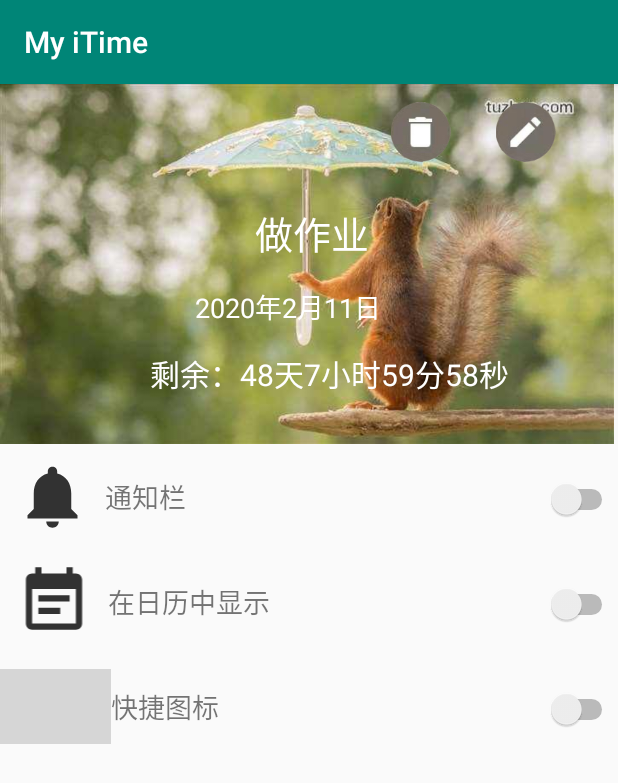
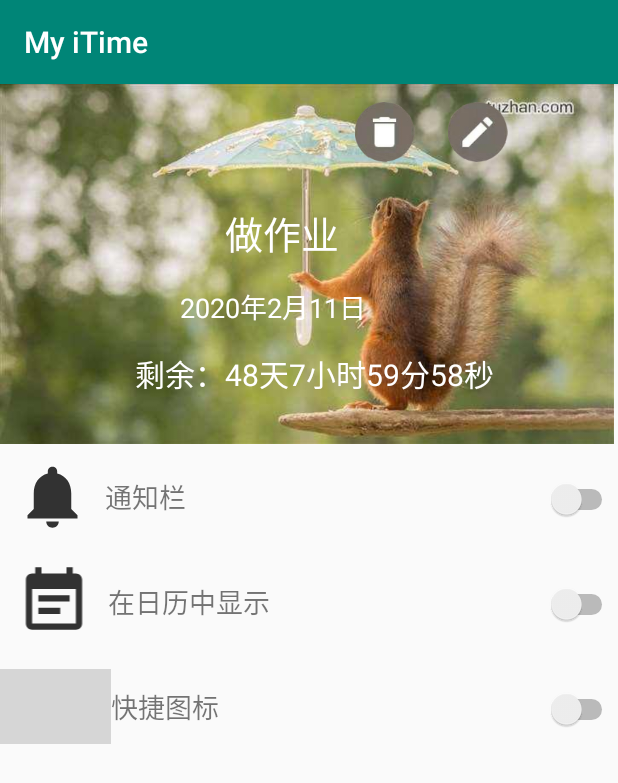
Before and after one commit to Nancyfighting/iTime_lxx_final, an Android app: the ShowActivity screen opened directly, with no data from a screen before it, on a phone screen of 412 x 824 dp. Shown: the top 783 px of the screen. Run offline under Robolectric (Android 15) with nearby library versions, the phone set to English and light mode, and no system bars; grey boxes are pictures that could not be loaded.

Commit message:
最终优化版本 ！

```diff
--- a/app/src/main/res/layout/activity_add.xml
+++ b/app/src/main/res/layout/activity_add.xml
@@ -79,7 +79,7 @@
             android:layout_marginTop="12dp"
             android:layout_marginEnd="10dp"
             android:layout_marginRight="10dp"
-            android:background="#03A9F4"
+            android:background="#00441717"
             app:layout_constraintEnd_toEndOf="parent"
             app:layout_constraintTop_toTopOf="parent"
             app:srcCompat="@drawable/ic_ok" />
--- a/app/src/main/res/layout/activity_show.xml
+++ b/app/src/main/res/layout/activity_show.xml
@@ -17,8 +17,8 @@
             android:id="@+id/imageView_delete"
             android:layout_width="wrap_content"
             android:layout_height="40dp"
-            android:layout_marginEnd="16dp"
-            android:layout_marginRight="16dp"
+            android:layout_marginEnd="8dp"
+            android:layout_marginRight="8dp"
             app:layout_constraintBottom_toBottomOf="@+id/imageView_edit"
             app:layout_constraintEnd_toStartOf="@+id/imageView_edit"
             app:srcCompat="@drawable/ic_delete"
@@ -29,8 +29,8 @@
             android:layout_width="wrap_content"
             android:layout_height="40dp"
             android:layout_marginTop="12dp"
-            android:layout_marginEnd="32dp"
-            android:layout_marginRight="32dp"
+            android:layout_marginEnd="64dp"
+            android:layout_marginRight="64dp"
             app:layout_constraintEnd_toEndOf="parent"
             app:layout_constraintTop_toTopOf="parent"
             app:srcCompat="@drawable/ic_edit" />
@@ -39,8 +39,8 @@
             android:id="@+id/textView_title_show"
             android:layout_width="wrap_content"
             android:layout_height="wrap_content"
-            android:layout_marginStart="170dp"
-            android:layout_marginLeft="170dp"
+            android:layout_marginStart="150dp"
+            android:layout_marginLeft="150dp"
             android:layout_marginTop="80dp"
             android:gravity="center"
             android:text="TextView"
@@ -53,11 +53,12 @@
             android:id="@+id/textView_date_show"
             android:layout_width="wrap_content"
             android:layout_height="wrap_content"
-            android:layout_marginStart="130dp"
-            android:layout_marginLeft="130dp"
+            android:layout_gravity="center"
+            android:layout_marginStart="120dp"
+            android:layout_marginLeft="120dp"
+
             android:layout_marginTop="16dp"
-            android:text="TextView"  android:layout_gravity="center"
-
+            android:text="TextView"
             android:textColor="#ffffff"
             android:textSize="18sp"
             app:layout_constraintStart_toStartOf="parent"
@@ -67,11 +68,11 @@
             android:id="@+id/textView_daojishi"
             android:layout_width="wrap_content"
             android:layout_height="wrap_content"
-            android:layout_marginStart="100dp"
-            android:layout_marginLeft="100dp"
+            android:layout_gravity="center"
+            android:layout_marginStart="90dp"
+            android:layout_marginLeft="90dp"
             android:layout_marginTop="16dp"
             android:text="时间已过"
-            android:layout_gravity="center"
             android:textColor="#ffffff"
             android:textSize="20sp"
             app:layout_constraintStart_toStartOf="parent"
```
Also changed, not shown: app/src/main/java/com/example/myitime/ui/home/HomeFragment.java (+0 -18 lines), app/src/main/res/layout/list_view_item_thing.xml (+7 -5 lines).
